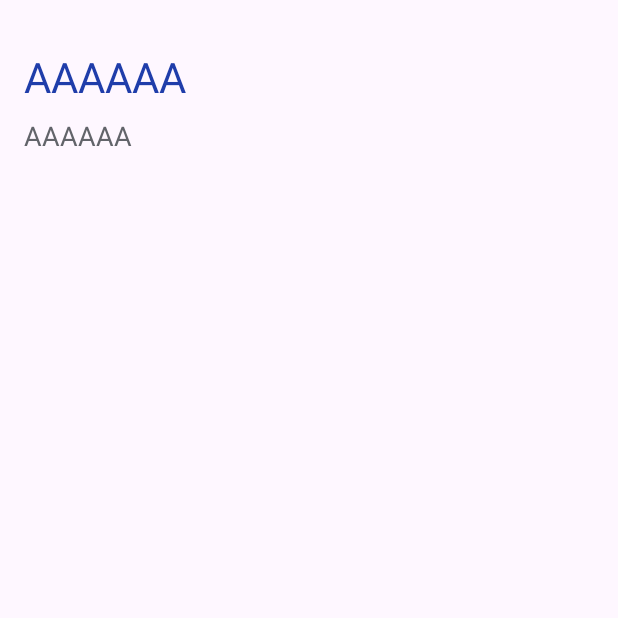
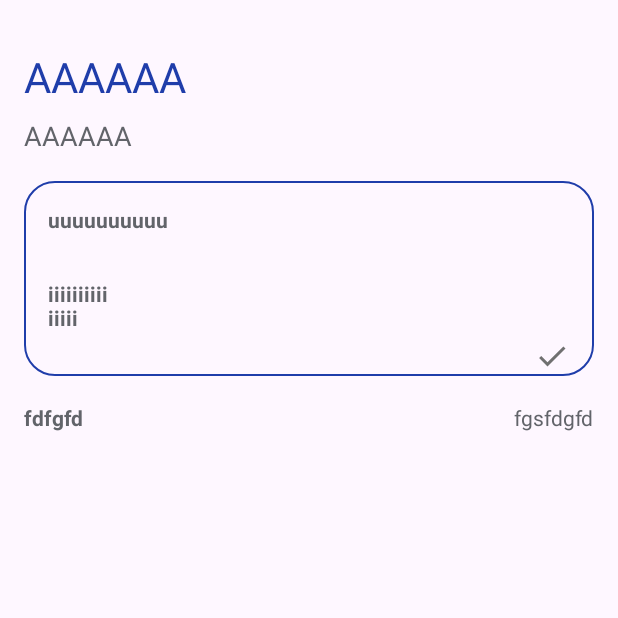
Before and after one commit to laLuna01/EcoVoltMobile, an Android app: the fragment HomeFragment shown on its own in the app's theme, on a phone screen of 412 x 824 dp, the top half of it. Run offline under Robolectric (Android 15) with nearby library versions, the phone set to English and light mode, and no system bars.

Commit message:
home layout

```diff
--- /dev/null
+++ b/app/src/main/res/drawable/banner_bg.xml
@@ -0,0 +1,9 @@
+<?xml version="1.0" encoding="utf-8"?>
+<selector xmlns:android="http://schemas.android.com/apk/res/android">
+<item>
+    <shape android:shape="rectangle">
+        <stroke android:color="#1F3DAA" android:width="1dp"></stroke>
+        <corners android:radius="20dp"></corners>
+    </shape>
+</item>
+</selector>
--- a/app/src/main/res/layout/fragment_home.xml
+++ b/app/src/main/res/layout/fragment_home.xml
@@ -1,21 +1,25 @@
 <?xml version="1.0" encoding="utf-8"?>
 <FrameLayout xmlns:android="http://schemas.android.com/apk/res/android"
+    xmlns:app="http://schemas.android.com/apk/res-auto"
     xmlns:tools="http://schemas.android.com/tools"
     android:layout_width="match_parent"
     android:layout_height="match_parent"
     tools:context=".fragments.HomeFragment">
 
     <ScrollView
+        android:id="@+id/scrollView"
         android:layout_width="match_parent"
         android:layout_height="match_parent">
 
         <LinearLayout
+            android:id="@+id/linearLayout"
             android:layout_width="match_parent"
             android:layout_height="wrap_content"
             android:orientation="vertical"
             android:padding="16dp">
 
             <TextView
+                android:id="@+id/textView"
                 android:layout_width="match_parent"
                 android:layout_height="wrap_content"
                 android:text="AAAAAA"
@@ -24,12 +28,86 @@
                 android:layout_marginTop="16dp"/>
 
             <TextView
+                android:id="@+id/textView1"
                 android:layout_width="match_parent"
                 android:layout_height="wrap_content"
                 android:layout_marginTop="8dp"
                 android:text="AAAAAA"
                 android:textColor="#62646A"
-                android:textSize="18sp" />
+                android:textSize="18sp"/>
+
+            <androidx.constraintlayout.widget.ConstraintLayout
+                android:id="@+id/constraintLayout"
+                android:layout_width="match_parent"
+                android:layout_height="130dp"
+                android:background="@drawable/banner_bg"
+                android:layout_marginTop="18dp">
+
+                <TextView
+                    android:id="@+id/textView2"
+                    android:layout_width="wrap_content"
+                    android:layout_height="wrap_content"
+                    android:layout_marginStart="16dp"
+                    android:layout_marginTop="16dp"
+                    android:text="uuuuuuuuuu"
+                    android:textColor="#62646A"
+                    android:textStyle="bold"
+                    app:layout_constraintStart_toStartOf="parent"
+                    app:layout_constraintTop_toTopOf="parent"/>
+
+                <TextView
+                    android:id="@+id/textView3"
+                    android:layout_width="wrap_content"
+                    android:layout_height="wrap_content"
+                    android:text="iiiiiiiiii\niiiii"
+                    android:textColor="#62646A"
+                    android:textStyle="bold"
+                    app:layout_constraintBottom_toBottomOf="parent"
+                    app:layout_constraintStart_toStartOf="@+id/textView2"
+                    app:layout_constraintTop_toBottomOf="@+id/textView2"/>
+
+                <ImageView
+                    android:id="@+id/imageView"
+                    android:layout_width="wrap_content"
+                    android:layout_height="wrap_content"
+                    android:layout_marginEnd="16dp"
+                    android:layout_marginBottom="1dp"
+                    android:src="@drawable/check_24"
+                    app:layout_constraintBottom_toBottomOf="parent"
+                    app:layout_constraintEnd_toEndOf="parent"/>
+
+            </androidx.constraintlayout.widget.ConstraintLayout>
+
+            <LinearLayout
+                android:id="@+id/linearLayout1"
+                android:layout_width="match_parent"
+                android:layout_height="match_parent"
+                android:layout_marginTop="18dp"
+                android:orientation="horizontal">
+
+                <TextView
+                    android:id="@+id/textView4"
+                    android:layout_width="wrap_content"
+                    android:layout_height="wrap_content"
+                    android:text="fdfgfd"
+                    android:layout_weight="1"
+                    android:textColor="#62646A"
+                    android:textStyle="bold"/>
+
+                <TextView
+                    android:id="@+id/textView5"
+                    android:layout_width="wrap_content"
+                    android:layout_height="wrap_content"
+                    android:text="fgsfdgfd"
+                    android:textColor="#62646A"/>
+
+            </LinearLayout>
+
+            <androidx.recyclerview.widget.RecyclerView
+                android:id="@+id/recyclerView"
+                android:layout_width="match_parent"
+                android:layout_height="match_parent"
+                android:layout_marginTop="16dp"/>
 
         </LinearLayout>
 
```
Also changed, not shown: app/src/main/res/layout/fragment_sign_in.xml (+20 -1 lines), app/src/main/res/layout/fragment_sign_up.xml (+19 -1 lines).
